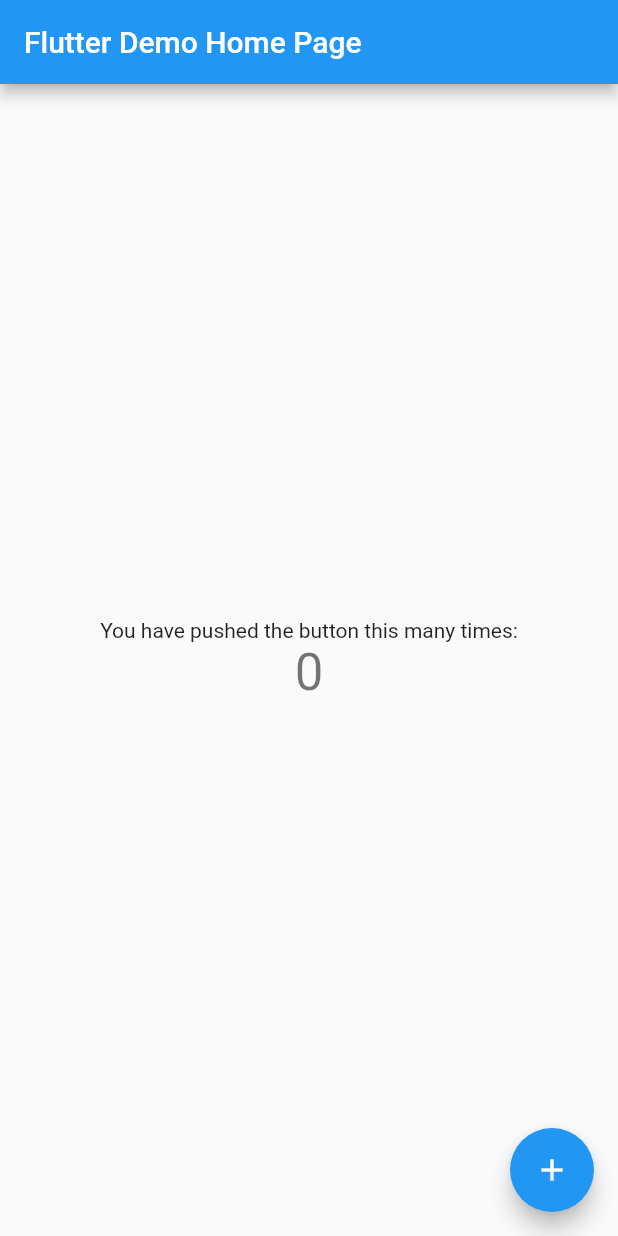
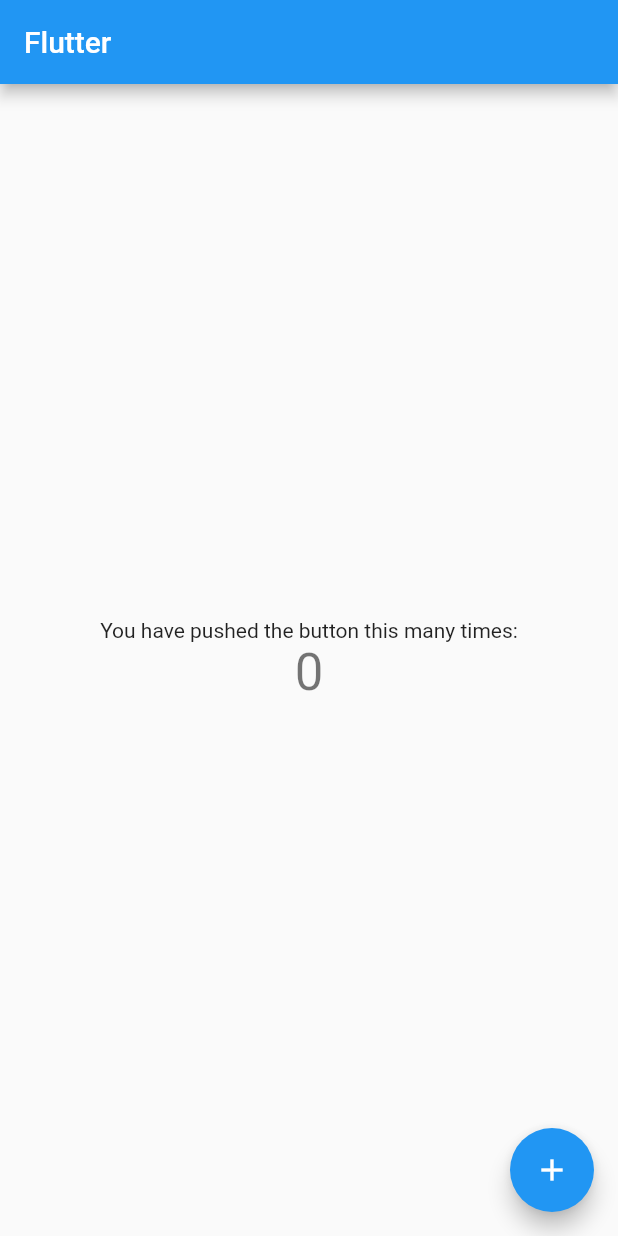
Before and after one commit to DALAL22/github_b2, a Flutter app: the screen it shows after launch, on a phone screen of 412 x 824 dp. Run offline on Flutter 3.47's test engine with Material 2 defaults, Android fonts, the phone set to English and light mode, and no system bars.

Commit message:
edit main to Athu

```diff
--- a/lib/main.dart
+++ b/lib/main.dart
@@ -20,7 +20,7 @@ class MyApp extends StatelessWidget {
         // is not restarted.
         primarySwatch: Colors.blue,
       ),
-      home: MyHomePage(title: 'Flutter Demo Home Page'),
+      home: MyHomePage(title: 'Flutter '),
     );
   }
 }
```
